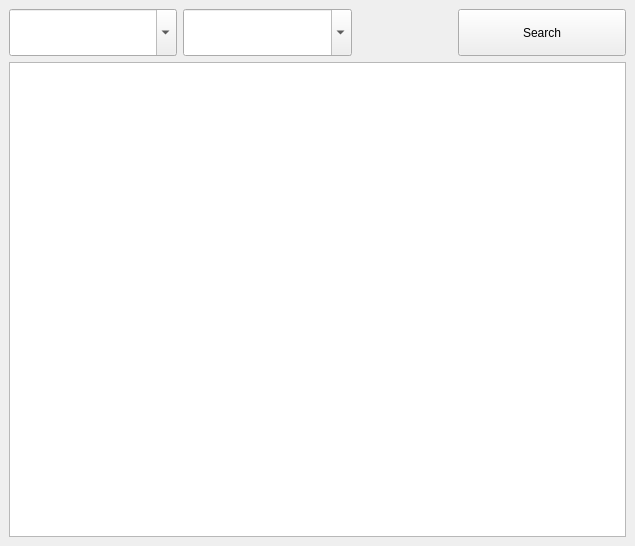
This is FoodWindowProgram/mainwindow.ui in Aaiory/COP3530-Project3 as Qt 5 draws it before an edit. The edited form follows.
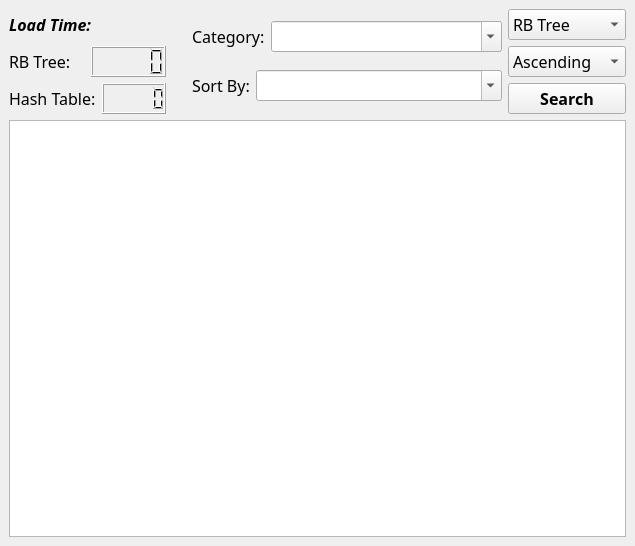
This is the edited form. Icons and pictures are not drawn.

The edit to the form file:
```diff
--- a/FoodWindowProgram/mainwindow.ui
+++ b/FoodWindowProgram/mainwindow.ui
@@ -27,42 +27,92 @@
     <item>
      <layout class="QHBoxLayout" name="horizontalLayout_3">
       <item>
-       <widget class="QComboBox" name="selectCategoryDropDown">
-        <property name="sizePolicy">
-         <sizepolicy hsizetype="Preferred" vsizetype="Expanding">
-          <horstretch>0</horstretch>
-          <verstretch>0</verstretch>
-         </sizepolicy>
-        </property>
-        <property name="cursor">
-         <cursorShape>PointingHandCursor</cursorShape>
-        </property>
-        <property name="editable">
-         <bool>true</bool>
-        </property>
-        <property name="insertPolicy">
-         <enum>QComboBox::InsertAlphabetically</enum>
-        </property>
-        <property name="placeholderText">
-         <string>Select Category...</string>
-        </property>
-       </widget>
-      </item>
-      <item>
-       <widget class="QComboBox" name="sortByDropDown">
-        <property name="sizePolicy">
-         <sizepolicy hsizetype="Preferred" vsizetype="Expanding">
-          <horstretch>0</horstretch>
-          <verstretch>0</verstretch>
-         </sizepolicy>
-        </property>
-        <property name="cursor">
-         <cursorShape>PointingHandCursor</cursorShape>
-        </property>
-        <property name="editable">
-         <bool>true</bool>
-        </property>
-       </widget>
+       <layout class="QVBoxLayout" name="verticalLayout">
+        <item>
+         <widget class="QLabel" name="label_3">
+          <property name="font">
+           <font>
+            <family>Lucida Sans Typewriter</family>
+            <pointsize>12</pointsize>
+            <italic>true</italic>
+            <bold>true</bold>
+           </font>
+          </property>
+          <property name="text">
+           <string>Load Time:</string>
+          </property>
+         </widget>
+        </item>
+        <item>
+         <layout class="QHBoxLayout" name="horizontalLayout_2">
+          <item>
+           <widget class="QLabel" name="label_2">
+            <property name="font">
+             <font>
+              <family>Lucida Sans Unicode</family>
+              <pointsize>12</pointsize>
+             </font>
+            </property>
+            <property name="text">
+             <string>RB Tree:</string>
+            </property>
+           </widget>
+          </item>
+          <item>
+           <widget class="QLCDNumber" name="treeTimer">
+            <property name="sizePolicy">
+             <sizepolicy hsizetype="Minimum" vsizetype="Minimum">
+              <horstretch>0</horstretch>
+              <verstretch>0</verstretch>
+             </sizepolicy>
+            </property>
+            <property name="font">
+             <font>
+              <pointsize>12</pointsize>
+              <bold>true</bold>
+             </font>
+            </property>
+           </widget>
+          </item>
+         </layout>
+        </item>
+        <item>
+         <layout class="QHBoxLayout" name="horizontalLayout">
+          <item>
+           <widget class="QLabel" name="label">
+            <property name="font">
+             <font>
+              <family>Lucida Sans Unicode</family>
+              <pointsize>12</pointsize>
+             </font>
+            </property>
+            <property name="text">
+             <string>Hash Table:</string>
+            </property>
+           </widget>
+          </item>
+          <item>
+           <widget class="QLCDNumber" name="tableTimer">
+            <property name="sizePolicy">
+             <sizepolicy hsizetype="Minimum" vsizetype="Minimum">
+              <horstretch>0</horstretch>
+              <verstretch>0</verstretch>
+             </sizepolicy>
+            </property>
+            <property name="font">
+             <font>
+              <pointsize>12</pointsize>
+              <bold>true</bold>
+             </font>
+            </property>
+            <property name="smallDecimalPoint">
+             <bool>false</bool>
+            </property>
+           </widget>
+          </item>
+         </layout>
+        </item>
+       </layout>
       </item>
       <item>
        <spacer name="horizontalSpacer">
@@ -74,24 +124,190 @@
         </property>
         <property name="sizeHint" stdset="0">
          <size>
-          <width>100</width>
-          <height>20</height>
+          <width>20</width>
+          <height>15</height>
          </size>
         </property>
        </spacer>
       </item>
       <item>
-       <widget class="QPushButton" name="searchButton">
-        <property name="sizePolicy">
-         <sizepolicy hsizetype="Minimum" vsizetype="Expanding">
-          <horstretch>0</horstretch>
-          <verstretch>0</verstretch>
-         </sizepolicy>
-        </property>
-        <property name="text">
-         <string>Search</string>
-        </property>
-       </widget>
+       <layout class="QVBoxLayout" name="verticalLayout_2">
+        <item>
+         <layout class="QHBoxLayout" name="horizontalLayout_5">
+          <item>
+           <widget class="QLabel" name="label_4">
+            <property name="font">
+             <font>
+              <family>Lucida Sans Unicode</family>
+              <pointsize>12</pointsize>
+             </font>
+            </property>
+            <property name="autoFillBackground">
+             <bool>false</bool>
+            </property>
+            <property name="text">
+             <string>Category:</string>
+            </property>
+           </widget>
+          </item>
+          <item>
+           <widget class="QComboBox" name="selectCategoryDropDown">
+            <property name="sizePolicy">
+             <sizepolicy hsizetype="Expanding" vsizetype="Fixed">
+              <horstretch>0</horstretch>
+              <verstretch>0</verstretch>
+             </sizepolicy>
+            </property>
+            <property name="font">
+             <font>
+              <family>Lucida Sans Unicode</family>
+              <pointsize>12</pointsize>
+             </font>
+            </property>
+            <property name="cursor">
+             <cursorShape>PointingHandCursor</cursorShape>
+            </property>
+            <property name="autoFillBackground">
+             <bool>false</bool>
+            </property>
+            <property name="editable">
+             <bool>true</bool>
+            </property>
+            <property name="insertPolicy">
+             <enum>QComboBox::InsertAlphabetically</enum>
+            </property>
+            <property name="placeholderText">
+             <string>Select Category...</string>
+            </property>
+           </widget>
+          </item>
+         </layout>
+        </item>
+        <item>
+         <layout class="QHBoxLayout" name="horizontalLayout_4">
+          <item>
+           <widget class="QLabel" name="label_5">
+            <property name="font">
+             <font>
+              <family>Lucida Sans Unicode</family>
+              <pointsize>12</pointsize>
+             </font>
+            </property>
+            <property name="autoFillBackground">
+             <bool>false</bool>
+            </property>
+            <property name="text">
+             <string>Sort By:</string>
+            </property>
+           </widget>
+          </item>
+          <item>
+           <widget class="QComboBox" name="sortByDropDown">
+            <property name="sizePolicy">
+             <sizepolicy hsizetype="Expanding" vsizetype="Fixed">
+              <horstretch>0</horstretch>
+              <verstretch>0</verstretch>
+             </sizepolicy>
+            </property>
+            <property name="font">
+             <font>
+              <family>Lucida Sans Unicode</family>
+              <pointsize>12</pointsize>
+             </font>
+            </property>
+            <property name="cursor">
+             <cursorShape>PointingHandCursor</cursorShape>
+            </property>
+            <property name="autoFillBackground">
+             <bool>false</bool>
+            </property>
+            <property name="editable">
+             <bool>true</bool>
+            </property>
+            <property name="insertPolicy">
+             <enum>QComboBox::InsertAlphabetically</enum>
+            </property>
+            <property name="sizeAdjustPolicy">
+             <enum>QComboBox::AdjustToContents</enum>
+            </property>
+            <property name="placeholderText">
+             <string>Select Nutritonal Data</string>
+            </property>
+           </widget>
+          </item>
+         </layout>
+        </item>
+       </layout>
+      </item>
+      <item>
+       <layout class="QVBoxLayout" name="verticalLayout_3">
+        <item>
+         <widget class="QComboBox" name="usingDS">
+          <property name="font">
+           <font>
+            <family>Lucida Sans Typewriter</family>
+            <pointsize>12</pointsize>
+           </font>
+          </property>
+          <item>
+           <property name="text">
+            <string>RB Tree</string>
+           </property>
+          </item>
+          <item>
+           <property name="text">
+            <string>Hash Table</string>
+           </property>
+          </item>
+         </widget>
+        </item>
+        <item>
+         <widget class="QComboBox" name="sortByAscending">
+          <property name="sizePolicy">
+           <sizepolicy hsizetype="Minimum" vsizetype="Fixed">
+            <horstretch>0</horstretch>
+            <verstretch>0</verstretch>
+           </sizepolicy>
+          </property>
+          <property name="font">
+           <font>
+            <family>Lucida Sans Typewriter</family>
+            <pointsize>12</pointsize>
+           </font>
+          </property>
+          <item>
+           <property name="text">
+            <string>Ascending</string>
+           </property>
+          </item>
+          <item>
+           <property name="text">
+            <string>Descending</string>
+           </property>
+          </item>
+         </widget>
+        </item>
+        <item>
+         <widget class="QPushButton" name="searchButton">
+          <property name="sizePolicy">
+           <sizepolicy hsizetype="Minimum" vsizetype="Expanding">
+            <horstretch>0</horstretch>
+            <verstretch>0</verstretch>
+           </sizepolicy>
+          </property>
+          <property name="font">
+           <font>
+            <family>Lucida Sans Typewriter</family>
+            <pointsize>12</pointsize>
+            <bold>true</bold>
+           </font>
+          </property>
+          <property name="text">
+           <string>Search</string>
+          </property>
+         </widget>
+        </item>
+       </layout>
       </item>
      </layout>
     </item>
```
Left out of the diff: 6 changed lines with no effect on the pictures.
